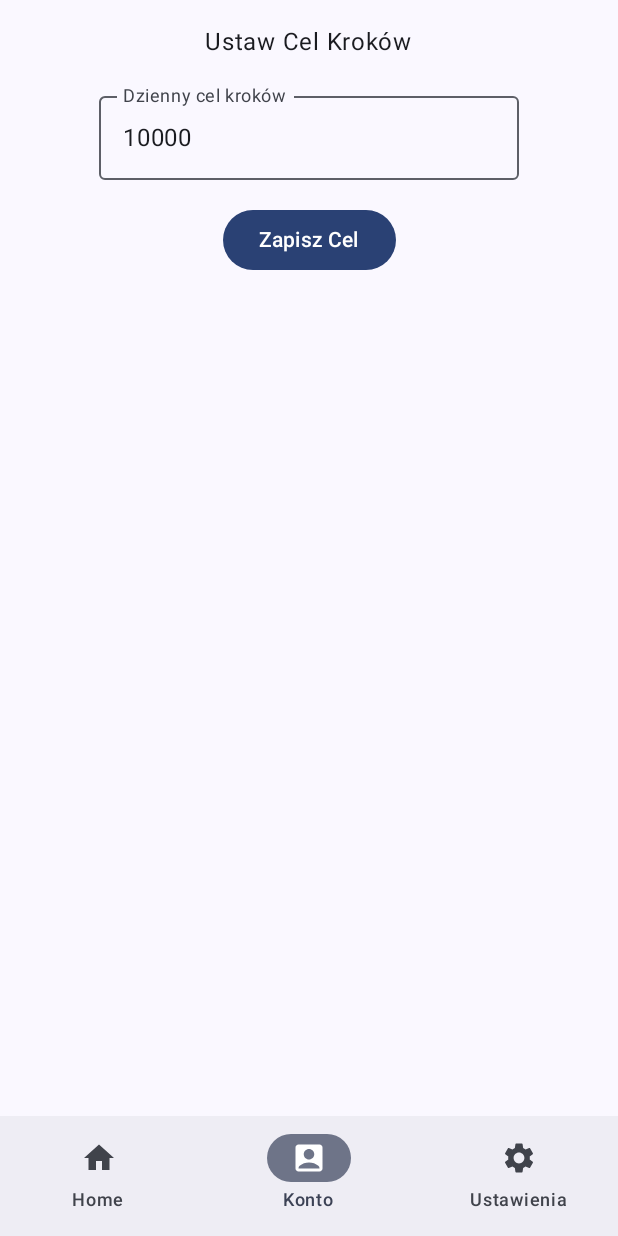
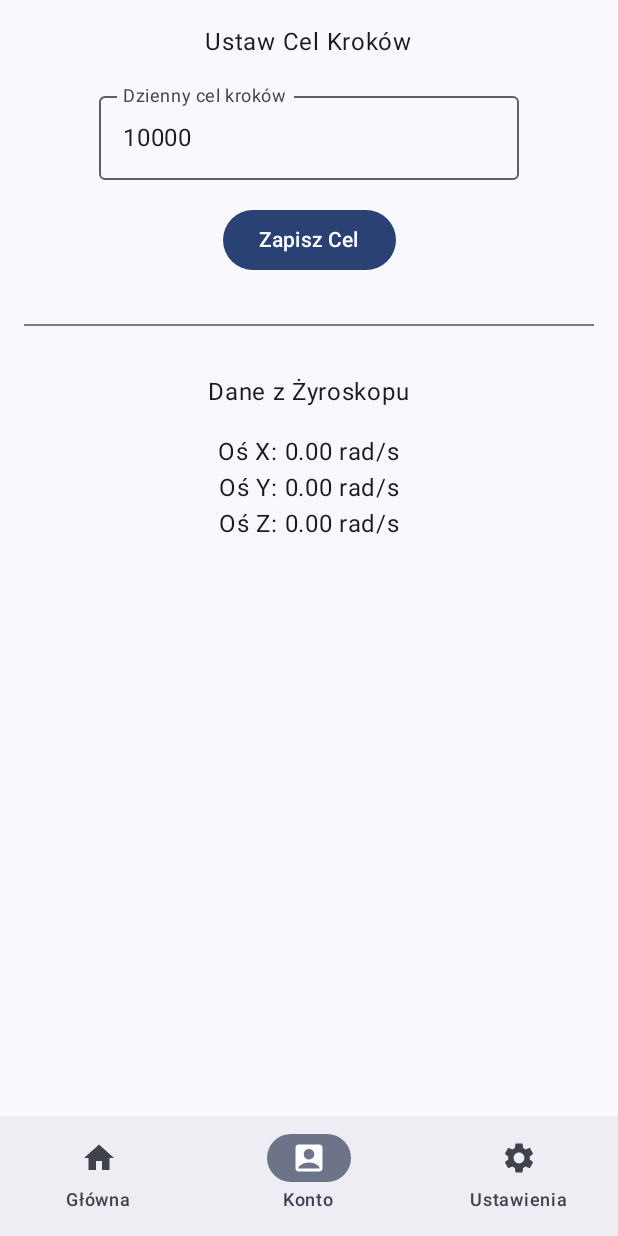
Before and after one commit to dataw1/Krokomierz, an Android app built with Jetpack Compose: the screen it shows after launch (MainActivity), item 2 of the bottom bar chosen, on a phone screen of 412 x 824 dp. Run offline under Robolectric (Android 15) with nearby library versions, the phone set to English and light mode, and no system bars; our stand-ins replace navigation suite.

```diff
--- /dev/null
+++ b/app/src/main/java/com/example/projekt/GyroscopeManager.kt
@@ -0,0 +1,49 @@
+package com.example.projekt
+
+import android.content.Context
+import android.content.pm.PackageManager
+import android.hardware.Sensor
+import android.hardware.SensorEvent
+import android.hardware.SensorEventListener
+import android.hardware.SensorManager
+import kotlinx.coroutines.channels.awaitClose
+import kotlinx.coroutines.flow.Flow
+import kotlinx.coroutines.flow.callbackFlow
+import kotlinx.coroutines.launch
+
+data class GyroscopeData(val x: Float, val y: Float, val z: Float)
+
+class GyroscopeManager(private val context: Context) {
+
+    private val sensorManager: SensorManager by lazy {
+        context.getSystemService(Context.SENSOR_SERVICE) as SensorManager
+    }
+
+    fun isGyroscopeAvailable(): Boolean {
+        return context.packageManager.hasSystemFeature(PackageManager.FEATURE_SENSOR_GYROSCOPE)
+    }
+
+    val rotationData: Flow<GyroscopeData> = callbackFlow {
+        val gyroscope = sensorManager.getDefaultSensor(Sensor.TYPE_GYROSCOPE)
+
+        if (gyroscope == null) {
+            close(IllegalStateException("Czujnik żyroskopu jest niedostępny"))
+            return@callbackFlow
+        }
+
+        val listener = object : SensorEventListener {
+            override fun onSensorChanged(event: SensorEvent?) {
+                event?.let {
+                    val data = GyroscopeData(it.values[0], it.values[1], it.values[2])
+                    launch { send(data) }
+                }
+            }
+
+            override fun onAccuracyChanged(sensor: Sensor?, accuracy: Int) {}
+        }
+
+        sensorManager.registerListener(listener, gyroscope, SensorManager.SENSOR_DELAY_NORMAL)
+
+        awaitClose { sensorManager.unregisterListener(listener) }
+    }
+}
--- a/app/src/main/java/com/example/projekt/Konto.kt
+++ b/app/src/main/java/com/example/projekt/Konto.kt
@@ -8,6 +8,7 @@ import androidx.compose.foundation.layout.height
 import androidx.compose.foundation.layout.padding
 import androidx.compose.foundation.text.KeyboardOptions
 import androidx.compose.material3.Button
+import androidx.compose.material3.Divider
 import androidx.compose.material3.OutlinedTextField
 import androidx.compose.material3.Text
 import androidx.compose.runtime.Composable
@@ -26,6 +27,7 @@ import com.example.projekt.ui.theme.ProjektTheme
 fun AccountScreen(
     currentStepGoal: Int,
     onStepGoalChange: (Int) -> Unit,
+    gyroscopeData: GyroscopeData,
     modifier: Modifier = Modifier
 ) {
     var textValue by remember(currentStepGoal) { mutableStateOf(currentStepGoal.toString()) }
@@ -35,8 +37,8 @@ fun AccountScreen(
             .padding(16.dp)
             .fillMaxWidth(),
         horizontalAlignment = Alignment.CenterHorizontally,
-        verticalArrangement = Arrangement.Center
     ) {
+        // Step Goal Section
         Text("Ustaw Cel Kroków")
         Spacer(modifier = Modifier.height(16.dp))
 
@@ -55,6 +57,17 @@ fun AccountScreen(
         ) {
             Text("Zapisz Cel")
         }
+
+        Spacer(modifier = Modifier.height(32.dp))
+        Divider()
+        Spacer(modifier = Modifier.height(32.dp))
+
+        // Gyroscope Section
+        Text("Dane z Żyroskopu")
+        Spacer(modifier = Modifier.height(16.dp))
+        Text(text = "Oś X: %.2f rad/s".format(gyroscopeData.x))
+        Text(text = "Oś Y: %.2f rad/s".format(gyroscopeData.y))
+        Text(text = "Oś Z: %.2f rad/s".format(gyroscopeData.z))
     }
 }
 
@@ -62,6 +75,10 @@ fun AccountScreen(
 @Composable
 fun AccountScreenPreview() {
     ProjektTheme {
-        AccountScreen(currentStepGoal = 10000, onStepGoalChange = {})
+        AccountScreen(
+            currentStepGoal = 10000,
+            onStepGoalChange = {},
+            gyroscopeData = GyroscopeData(0.123f, 0.456f, 0.789f)
+        )
     }
 }
--- a/app/src/main/java/com/example/projekt/MainActivity.kt
+++ b/app/src/main/java/com/example/projekt/MainActivity.kt
@@ -39,8 +39,10 @@ class MainActivity : ComponentActivity() {
 
     private lateinit var themePreferenceManager: ThemePreferenceManager
     private lateinit var stepCounter: StepCounter
+    private lateinit var gyroscopeManager: GyroscopeManager
 
     private var steps by mutableIntStateOf(0)
+    private var gyroscopeData by mutableStateOf(GyroscopeData(0f, 0f, 0f))
 
     private val requestPermissionLauncher = registerForActivityResult(
         ActivityResultContracts.RequestPermission()
@@ -55,6 +57,7 @@ class MainActivity : ComponentActivity() {
 
         themePreferenceManager = ThemePreferenceManager(applicationContext)
         stepCounter = StepCounter(applicationContext)
+        gyroscopeManager = GyroscopeManager(applicationContext)
 
         if (stepCounter.isSensorAvailable()) {
             if (Build.VERSION.SDK_INT >= Build.VERSION_CODES.Q) {
@@ -71,6 +74,10 @@ class MainActivity : ComponentActivity() {
             } else {
                 startStepCounter()
             }
+        }
+
+        if (gyroscopeManager.isGyroscopeAvailable()) {
+            startGyroscope()
         }
 
         enableEdgeToEdge()
@@ -91,7 +98,8 @@ class MainActivity : ComponentActivity() {
                     onMetricToggle = { coroutineScope.launch { themePreferenceManager.setMetric(it) } },
                     steps = steps,
                     stepGoal = stepGoal,
-                    onStepGoalChange = { coroutineScope.launch { themePreferenceManager.setStepGoal(it) } }
+                    onStepGoalChange = { coroutineScope.launch { themePreferenceManager.setStepGoal(it) } },
+                    gyroscopeData = gyroscopeData
                 )
             }
         }
@@ -101,6 +109,14 @@ class MainActivity : ComponentActivity() {
         lifecycleScope.launch {
             stepCounter.steps.collect { sessionSteps ->
                 steps = sessionSteps
+            }
+        }
+    }
+
+    private fun startGyroscope() {
+        lifecycleScope.launch {
+            gyroscopeManager.rotationData.collect { data ->
+                gyroscopeData = data
             }
         }
     }
@@ -114,7 +130,8 @@ fun ProjektApp(
     onMetricToggle: (Boolean) -> Unit,
     steps: Int,
     stepGoal: Int,
-    onStepGoalChange: (Int) -> Unit
+    onStepGoalChange: (Int) -> Unit,
+    gyroscopeData: GyroscopeData
 ) {
     val currentDestinationState = rememberSaveable { mutableStateOf(AppDestinations.HOME) }
     val currentDestination = currentDestinationState.value
@@ -142,6 +159,7 @@ fun ProjektApp(
                 AppDestinations.ACCOUNT -> AccountScreen(
                     currentStepGoal = stepGoal,
                     onStepGoalChange = onStepGoalChange,
+                    gyroscopeData = gyroscopeData,
                     modifier = Modifier.padding(scaffoldPadding)
                 )
                 AppDestinations.SETTINGS -> SettingsScreen(
@@ -160,7 +178,7 @@ enum class AppDestinations(
     val label: String,
     val icon: ImageVector,
 ) {
-    HOME("Home", Icons.Default.Home),
+    HOME("Główna", Icons.Default.Home),
     ACCOUNT("Konto", Icons.Default.AccountBox),
     SETTINGS("Ustawienia", Icons.Default.Settings),
 }
@@ -176,7 +194,8 @@ fun ProjektAppPreview() {
             onMetricToggle = {},
             steps = 12345,
             stepGoal = 10000,
-            onStepGoalChange = {}
+            onStepGoalChange = {},
+            gyroscopeData = GyroscopeData(0.1f, 0.2f, 0.3f)
         )
     }
 }
--- a/app/src/main/java/com/example/projekt/StepCounter.kt
+++ b/app/src/main/java/com/example/projekt/StepCounter.kt
@@ -74,7 +74,7 @@ class StepCounter(private val context: Context) {
                 sensorManager.registerListener(listener, accelerometer, SensorManager.SENSOR_DELAY_NORMAL)
                 awaitClose { sensorManager.unregisterListener(listener) }
             } else {
-                close(IllegalStateException("No Step Counter or Accelerometer available"))
+                close(IllegalStateException("Brak dostępnego licznika kroków lub akcelerometru"))
             }
         }
     }
--- a/app/src/main/java/com/example/projekt/home.kt
+++ b/app/src/main/java/com/example/projekt/home.kt
@@ -37,6 +37,7 @@ fun HomeScreen(
 ) {
     var selectedPeriod by remember { mutableStateOf(TimePeriod.DAY) }
     val stepLengthCm = 80 // Długość kroku w cm
+    val caloriesPerStep = 0.04f // Średnia liczba spalonych kalorii na krok
 
     var currentTime by remember { mutableStateOf("") }
     val chartData = remember { mutableStateListOf<StepData>() }
@@ -62,6 +63,7 @@ fun HomeScreen(
     }
     val distanceFormatted = "%.2f".format(distance)
     val distanceUnit = if (useMetric) "km" else "mi"
+    val caloriesBurned = steps * caloriesPerStep
 
     Column(
         modifier = modifier
@@ -103,6 +105,7 @@ fun HomeScreen(
                 }
                 Spacer(Modifier.height(4.dp))
                 Text("Dystans: $distanceFormatted $distanceUnit", style = MaterialTheme.typography.bodyMedium)
+                Text("Spalone kalorie: %.0f kcal".format(caloriesBurned), style = MaterialTheme.typography.bodyMedium)
                 Spacer(Modifier.height(16.dp))
                 LinearProgressIndicator(
                     progress = { (steps.toFloat() / stepGoal.toFloat()).coerceIn(0f, 1f) },
```
